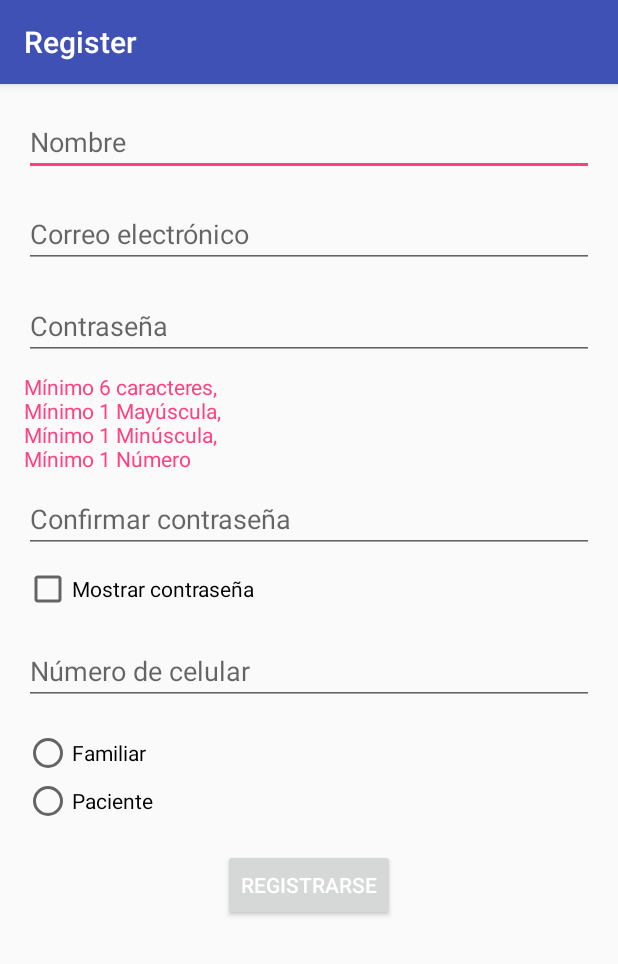
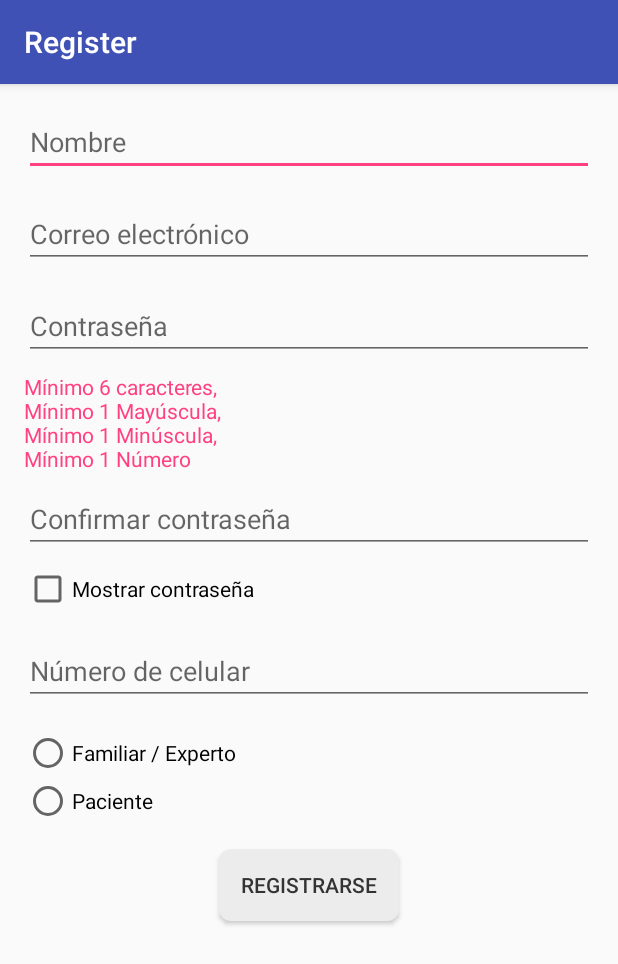
Before and after one commit to vmichelmtz17/GuardianTrackITT-Residencia, an Android app: the Register screen opened directly, with no data from a screen before it, on a phone screen of 412 x 824 dp. Shown: the top 964 px of the screen. Run offline under Robolectric (Android 15) with nearby library versions, the phone set to English and light mode, and no system bars; our stand-ins replace Firebase (no records; nobody signed in at launch, a user with empty details on screens opened directly).

Commit message:
version026

```diff
--- a/app/src/main/res/layout/activity_register.xml
+++ b/app/src/main/res/layout/activity_register.xml
@@ -71,7 +71,7 @@
             android:id="@+id/familiarRadioButton"
             android:layout_width="wrap_content"
             android:layout_height="wrap_content"
-            android:text="Familiar" />
+            android:text="Familiar / Experto" />
 
         <RadioButton
             android:id="@+id/profesionalRadioButton"
@@ -83,10 +83,11 @@
 
     <Button
         android:id="@+id/registerButton"
-        android:layout_width="wrap_content"
+        android:layout_width="120dp"
         android:layout_height="wrap_content"
         android:layout_gravity="center"
         android:layout_marginTop="16dp"
-        android:text="Registrarse" />
+        android:text="Registrarse"
+        style="@style/MinimalButtonStyle" />
 
 </LinearLayout>
```
